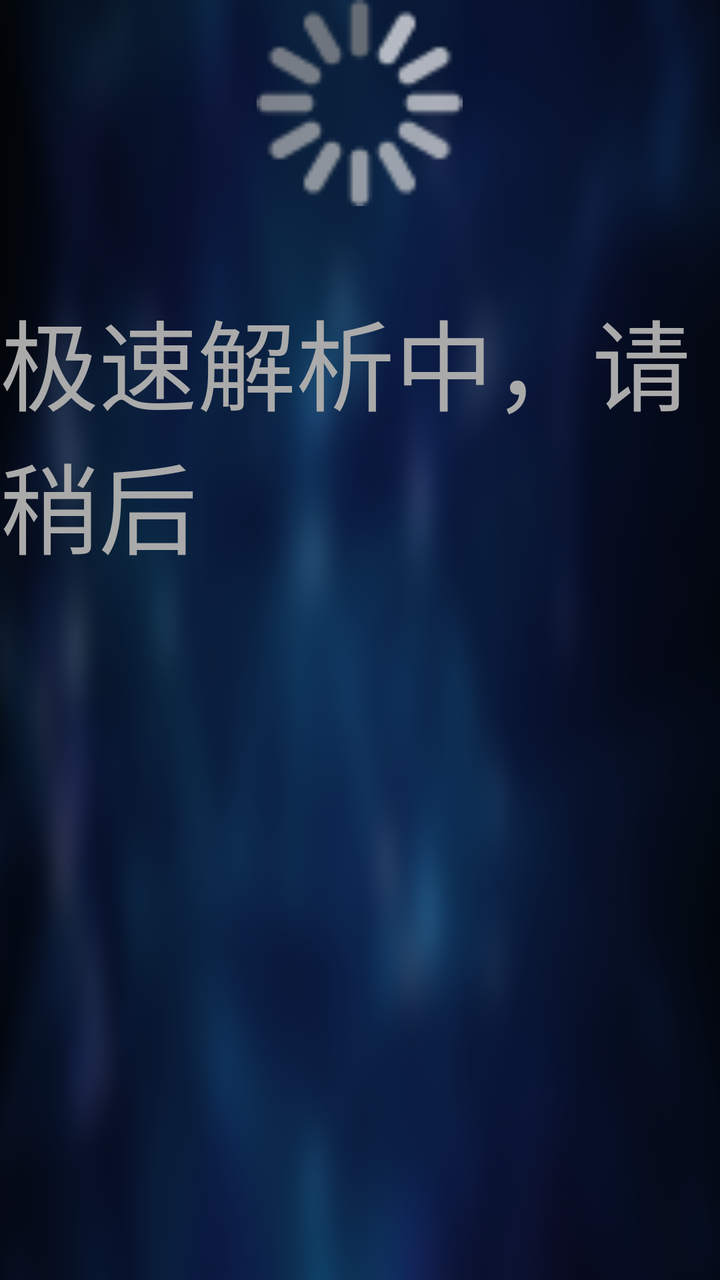
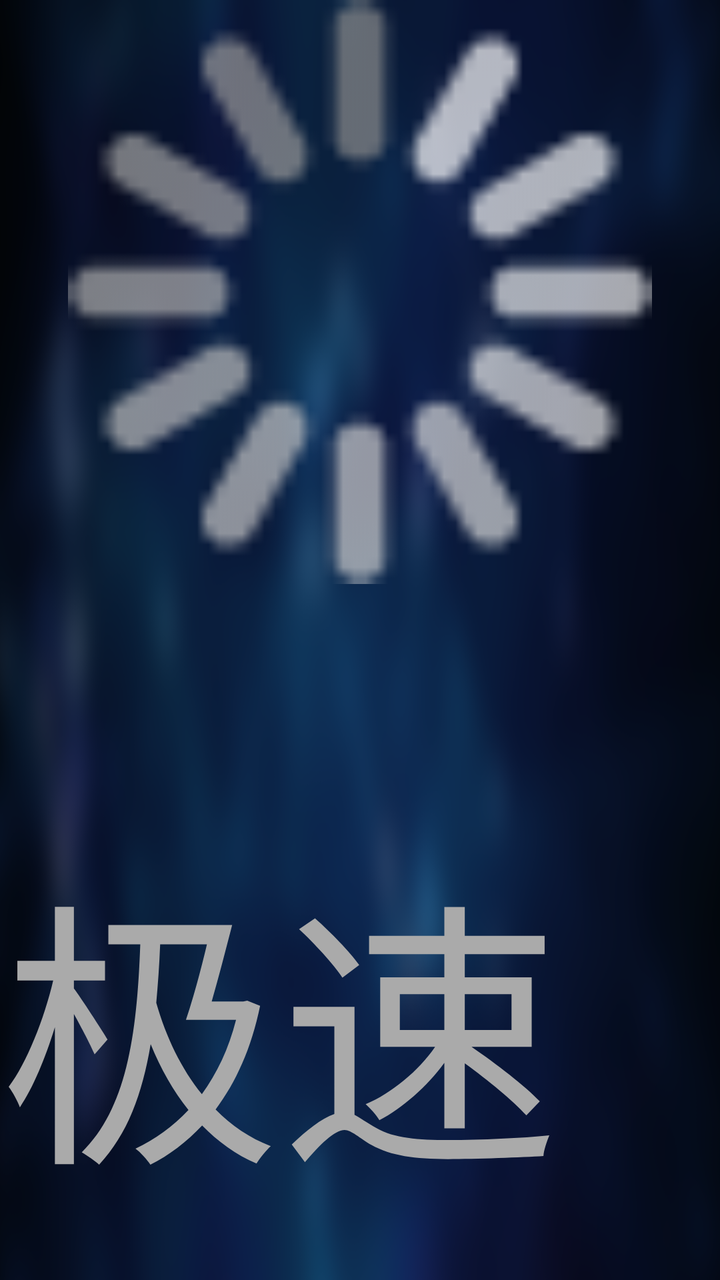

Screens rendered from an Android XML layout before and after an edit, with the pre-edit source and the edit as a unified diff.
<!-- AndroidManifest.xml: application theme AppTheme.NoActionBar -->
<!-- res/layout/fast_parse_dialog.xml -->
<?xml version="1.0" encoding="utf-8"?>
<LinearLayout xmlns:android="http://schemas.android.com/apk/res/android"
    android:layout_width="wrap_content"
    android:layout_height="wrap_content"
    android:layout_gravity="center"
    android:orientation="vertical">

    <ProgressBar
        android:layout_width="50pt"
        android:layout_height="50pt"
        android:layout_gravity="center"
        android:indeterminateBehavior="repeat"
        android:indeterminateDrawable="@drawable/data_loading"
        android:indeterminateOnly="true" />

    <TextView
        android:layout_width="wrap_content"
        android:layout_height="wrap_content"
        android:layout_marginTop="20pt"
        android:text="极速解析中，请稍后"
        android:textColor="@android:color/darker_gray"
        android:textSize="24pt" />

</LinearLayout>
<!-- resources referenced by this layout -->
<resources>
  <!-- drawable data_loading (drawable) -->
  <?xml version="1.0" encoding="utf-8"?>
  <animated-rotate xmlns:android="http://schemas.android.com/apk/res/android"
      android:drawable="@drawable/loading"
      android:pivotX="50%"
      android:pivotY="50%"/>
  <style name="AppTheme.NoActionBar">
          <item name="android:windowActionBar">false</item>
          <item name="android:windowNoTitle">true</item>
          <item name="windowActionBar">false</item>
          <item name="android:windowFullscreen">true</item>//全屏即无通知栏
          <item name="android:windowContentOverlay">@null</item>//是否有遮盖
          <item name="windowNoTitle">true</item>
          <item name="android:keepScreenOn">true</item>
          
          <item name="android:windowBackground">@drawable/vod_thumb</item>
      </style>
  <!-- drawable loading: png bitmap (drawable-xhdpi, 1375 bytes) -->
  <!-- drawable vod_thumb: png bitmap (drawable-xhdpi, 198620 bytes) -->
</resources>

<!-- the commit's change to res/layout/fast_parse_dialog.xml (unified diff, before → after) -->
@@ -6,8 +6,8 @@
     android:orientation="vertical">
 
     <ProgressBar
-        android:layout_width="50pt"
-        android:layout_height="50pt"
+        android:layout_width="50mm"
+        android:layout_height="50mm"
         android:layout_gravity="center"
         android:indeterminateBehavior="repeat"
         android:indeterminateDrawable="@drawable/data_loading"
@@ -16,9 +16,9 @@
     <TextView
         android:layout_width="wrap_content"
         android:layout_height="wrap_content"
-        android:layout_marginTop="20pt"
+        android:layout_marginTop="20mm"
         android:text="极速解析中，请稍后"
         android:textColor="@android:color/darker_gray"
-        android:textSize="24pt" />
+        android:textSize="24mm" />
 
 </LinearLayout>
